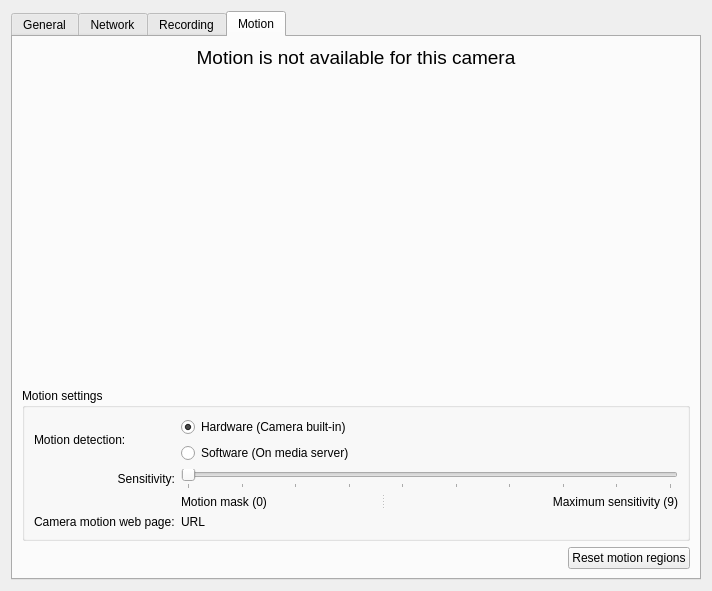
This is client/src/ui/widgets/properties/single_camera_settings_widget.ui in networkoptix/nx_open as Qt 5 draws it before an edit. The edited form follows.
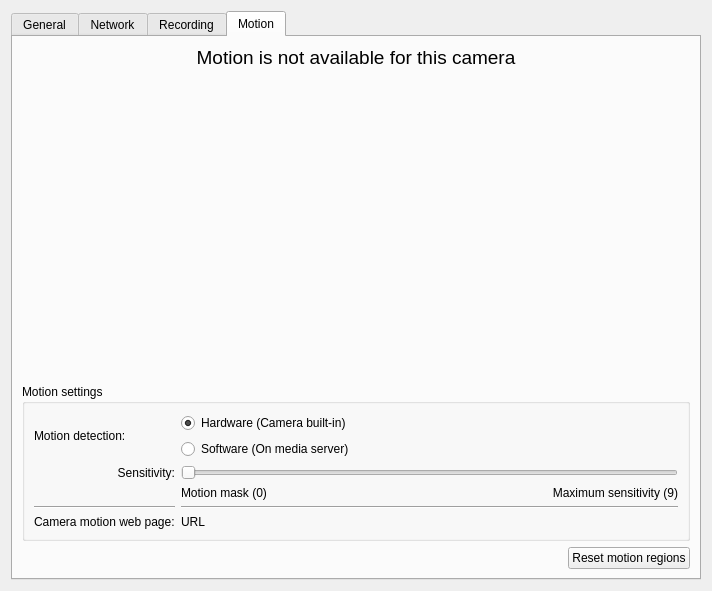
This is the edited form. The open tabs and pages were chosen to show the change. Custom widgets are drawn as their Qt base class.

Commit message:
motion sensitivity UI minor
<==== Mercurial data ====>
Branch: master

```diff
--- a/client/src/ui/widgets/properties/single_camera_settings_widget.ui
+++ b/client/src/ui/widgets/properties/single_camera_settings_widget.ui
@@ -236,12 +236,6 @@
           <string>Motion settings</string>
          </property>
          <layout class="QGridLayout" name="gridLayout">
-          <property name="bottomMargin">
-           <number>9</number>
-          </property>
-          <property name="verticalSpacing">
-           <number>6</number>
-          </property>
           <item row="0" column="0">
            <widget class="QLabel" name="label_2">
             <property name="text">
@@ -295,31 +289,35 @@
              <enum>Qt::Horizontal</enum>
             </property>
             <property name="tickPosition">
-             <enum>QSlider::TicksBelow</enum>
+             <enum>QSlider::NoTicks</enum>
             </property>
            </widget>
           </item>
           <item row="2" column="1">
-           <widget class="QSplitter" name="splitter">
-            <property name="orientation">
-             <enum>Qt::Horizontal</enum>
-            </property>
-            <widget class="QLabel" name="label_7">
+           <layout class="QHBoxLayout" name="horizontalLayout_3">
+            <item>
+             <widget class="QLabel" name="label_3">
              <property name="text">
               <string>Motion mask (0)</string>
              </property>
-            </widget>
+              <property name="alignment">
+               <set>Qt::AlignLeading|Qt::AlignLeft|Qt::AlignTop</set>
+              </property>
+             </widget>
+            </item>
+            <item>
             <widget class="QLabel" name="label_6">
              <property name="text">
               <string>Maximum sensitivity (9)</string>
              </property>
              <property name="alignment">
-              <set>Qt::AlignRight|Qt::AlignTrailing|Qt::AlignVCenter</set>
-             </property>
-            </widget>
-           </widget>
-          </item>
-          <item row="3" column="0">
+               <set>Qt::AlignRight|Qt::AlignTop|Qt::AlignTrailing</set>
+              </property>
+             </widget>
+            </item>
+           </layout>
+          </item>
+          <item row="4" column="0">
            <widget class="QLabel" name="label_5">
             <property name="sizePolicy">
              <sizepolicy hsizetype="Preferred" vsizetype="Minimum">
@@ -335,7 +333,7 @@
             </property>
            </widget>
           </item>
-          <item row="3" column="1">
+          <item row="4" column="1">
            <widget class="QLabel" name="motionWebPageLabel">
             <property name="sizePolicy">
              <sizepolicy hsizetype="Preferred" vsizetype="Minimum">
@@ -348,6 +346,20 @@
             </property>
            </widget>
           </item>
+          <item row="3" column="1">
+           <widget class="Line" name="line_2">
+            <property name="orientation">
+             <enum>Qt::Horizontal</enum>
+            </property>
+           </widget>
+          </item>
+          <item row="3" column="0">
+           <widget class="Line" name="line_3">
+            <property name="orientation">
+             <enum>Qt::Horizontal</enum>
+            </property>
+           </widget>
+          </item>
          </layout>
         </widget>
        </item>
```
Lines whose indentation alone changed are shown as unchanged. The commit also changes 2 other files.
